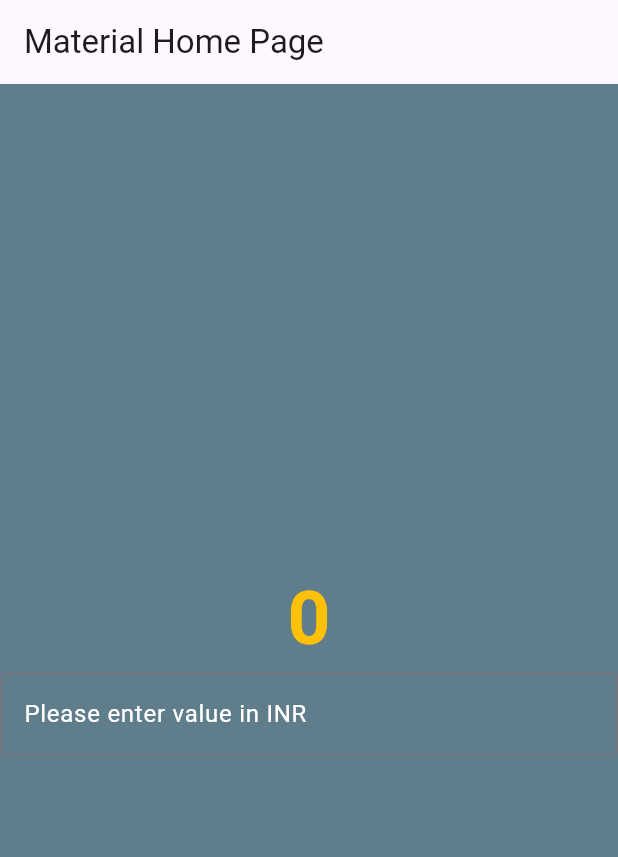
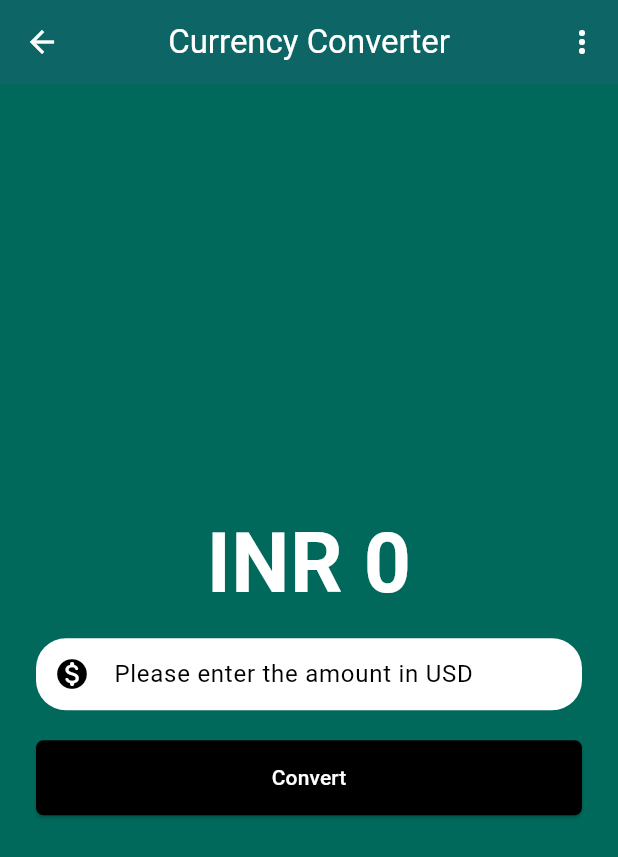
Before and after one commit to BHUPENDRA28D/Flutter-Complete, a Flutter app: the screen it shows after launch, on a phone screen of 412 x 824 dp. Shown: the top 857 px of the screen. Run offline on Flutter 3.47's test engine with Material 3 defaults, Android fonts, the light colour scheme and no system bars; our stand-ins replace google_fonts.

Commit message:
Completed currency Converter app

```diff
--- a/Flutter Porjects/currency_converter/lib/currenc_converter_page.dart
+++ /dev/null
@@ -1,38 +0,0 @@
-import 'package:flutter/material.dart';
-
-class MaterialHomePage extends StatelessWidget {
-  const MaterialHomePage({super.key});
-
-  @override
-  Widget build(BuildContext context) {
-    return Scaffold(
-      appBar: AppBar(title: Text('Material Home Page')),
-      backgroundColor: Colors.blueGrey,
-      body: Center(
-        child: Column(
-          mainAxisAlignment: MainAxisAlignment.center,
-          crossAxisAlignment: CrossAxisAlignment.center,
-          children: [
-            Text(
-              "0",
-              style: TextStyle(
-                  fontSize: 50,
-                  fontWeight: FontWeight.bold,
-                  color: Colors.amber),
-            ),
-            TextField(
-              style: TextStyle(backgroundColor: Colors.white),
-              decoration: InputDecoration(
-                label: Text(
-                  "Please enter value in INR",
-                  style: TextStyle(color: Colors.white),
-                ),
-                border: OutlineInputBorder(),
-              ),
-            ),
-          ],
-        ),
-      ),
-    );
-  }
-}
--- a/Flutter Porjects/currency_converter/lib/main.dart
+++ b/Flutter Porjects/currency_converter/lib/main.dart
@@ -1,9 +1,11 @@
-import 'package:currency_converter/currenc_converter_page.dart';
+import 'package:currency_converter/pages/currenc_converter_cupertino.dart';
+import 'package:currency_converter/pages/currenc_converter_page.dart';
 import 'package:flutter/material.dart';
 import 'package:flutter/cupertino.dart';
 
 void main() {
   runApp(const MyApp());
+  // runApp(const MyCupertinoApp());
 }
 
 // Types of Widgets
@@ -30,12 +32,24 @@ void main() {
 //--Two types of Degsin system----
 //  1.Material Degsin -
 //  2.CupertinoDegsin -
+
 class MyApp extends StatelessWidget {
   const MyApp({super.key});
   @override
   Widget build(BuildContext context) {
-    return MaterialApp(
-      home: MaterialHomePage(),
+    return const MaterialApp(
+      debugShowCheckedModeBanner: false,
+      home: CurrencyConverterMaterialHomePage(),
     );
   }
 }
+
+class MyCupertinoApp extends StatelessWidget {
+  const MyCupertinoApp({super.key});
+  @override
+  Widget build(BuildContext context) {
+    return const CupertinoApp(
+        debugShowCheckedModeBanner: false,
+        home: CurrencyConveterCupertinoPage());
+  }
+}
--- /dev/null
+++ b/Flutter Porjects/currency_converter/lib/pages/currenc_converter_page.dart
@@ -0,0 +1,160 @@
+import 'package:currency_converter/pages/styles.dart';
+import 'package:flutter/material.dart';
+
+// 1. Create a variable that stores the converted currency value
+// 2. Create a function that multiplies the value given by the textfield
+// 3. Store the value in the variable that we created
+// 4. dlSPLAY the variable
+
+class CurrencyConverterMaterialHomePage extends StatefulWidget {
+  const CurrencyConverterMaterialHomePage({super.key});
+
+  @override
+  State<CurrencyConverterMaterialHomePage> createState() =>
+      _CurrencyConverterMaterialHomePageState();
+}
+
+class _CurrencyConverterMaterialHomePageState
+    extends State<CurrencyConverterMaterialHomePage> {
+  double result = 0.0;
+  final TextEditingController textEditingController = TextEditingController();
+
+  void convert() {
+    result = double.parse(textEditingController.text) * 83.25;
+    setState(() {});
+  }
+
+  @override
+  void initState() {
+    super.initState();
+  }
+
+  @override
+  void dispose() {
+    // TODO: implement dispose
+    textEditingController.dispose();
+    super.dispose();
+  }
+
+  @override
+  Widget build(BuildContext context) {
+    return Scaffold(
+        appBar: AppBar(
+          title: const Text("Currency Converter",
+              style: TextStyle(color: Colors.white)),
+          backgroundColor: Colors.teal[800],
+          elevation: 10.0,
+          centerTitle: true,
+          // Actions are present on right side of appbar
+          actions: [
+            IconButton(
+                icon: const Icon(
+                  Icons.more_vert,
+                  color: Colors.white,
+                ),
+                tooltip: 'Show Snackbar',
+                onPressed: () {
+                  ScaffoldMessenger.of(context).showSnackBar(
+                      const SnackBar(content: Text('This is a snackbar')));
+                }),
+          ],
+
+          //leading are on left
+          leading: IconButton(
+              icon: const Icon(
+                Icons.arrow_back,
+                color: Colors.white,
+              ),
+              onPressed: () {
+                //Insert the actions you want to perform when the back button is pressed
+                Navigator.pop(context);
+              }),
+        ),
+        backgroundColor: Colors.teal[800],
+        body: Padding(
+          padding: const EdgeInsets.symmetric(vertical: 16, horizontal: 24),
+          child: Center(
+            child: Column(
+              mainAxisAlignment: MainAxisAlignment.center,
+              children: [
+                Text(
+                    'INR ${result != 0 ? result.toStringAsFixed(3) : result.toStringAsFixed(0)}',
+                    style: dispalyStyle),
+
+                // giving SizedBox.
+                const SizedBox(
+                  height: 10.0,
+                ),
+
+                // Making of text feild.
+                TextField(
+                  controller: textEditingController,
+                  style: const TextStyle(
+                    color: Colors.black,
+                  ),
+                  decoration: InputDecoration(
+                    hintText: 'Please enter the amount in USD',
+                    // label: const Text('Amount (USD)'),
+                    hintStyle: const TextStyle(
+                      color: Colors.black,
+                    ),
+                    prefixIcon: const Icon(Icons.monetization_on_rounded),
+                    // suffixIcon: const Icon(Icons.monetization_on_outlined),
+                    prefixIconColor: Colors.black,
+                    //filled here means is our textfeild is fully filled/cover or not.
+                    filled: true,
+                    fillColor: Colors.white,
+                    focusedBorder: border,
+                    enabledBorder: border,
+
+                    contentPadding: const EdgeInsets.all(5),
+                  ),
+                  // keyboardType: TextInputType.phone,
+                  keyboardType: const TextInputType.numberWithOptions(
+                      decimal: true, signed: true),
+                ),
+                const SizedBox(
+                  height: 20,
+                ),
+                // Creating a conver button
+                /*  TextButton(
+                   // style: BottonSt
+                   onPressed: () {
+                     debugPrint('covert done');
+                  },
+
+                 style: const ButtonStyle(
+                   backgroundColor: MaterialStatePropertyAll(Colors.orange),
+                   foregroundColor: MaterialStatePropertyAll(Colors.white),
+                      textStyle: MaterialStatePropertyAll(
+                          TextStyle(color: Colors.white))
+
+                     minimumSize:
+                         MaterialStatePropertyAll(Size(double.infinity, 50)),
+                  ),
+                   child: const Text(
+                   "CONVERT",
+                     style: TextStyle(fontWeight: FontWeight.bold),
+                   ),
+                )*/
+
+                ElevatedButton(
+                  onPressed: () {
+                    convert();
+                  },
+                  style: ElevatedButton.styleFrom(
+                    backgroundColor: Colors.black,
+                    foregroundColor: Colors.white,
+                    minimumSize: const Size(double.infinity, 50),
+                    shape: RoundedRectangleBorder(
+                      borderRadius: BorderRadius.circular(5),
+                    ),
+                  ),
+                  child: const Text('Convert'),
+                ),
+              ],
+            ),
+          ),
+        ));
+  }
+}
--- /dev/null
+++ b/Flutter Porjects/currency_converter/lib/pages/styles.dart
@@ -0,0 +1,16 @@
+import 'package:flutter/material.dart';
+import 'package:flutter/widgets.dart';
+
+const TextStyle dispalyStyle =
+    TextStyle(fontSize: 55, color: Colors.white, fontWeight: FontWeight.bold);
+
+final border = OutlineInputBorder(
+  borderSide: const BorderSide(
+    // color: Colors.black,
+    width: 2.0,
+    style: BorderStyle.none,
+    // strokeAlign: BorderSide.strokeAlignInside,
+  ),
+  borderRadius: BorderRadius.circular(20),
+);
+//There is a uderlineInput border also which make border on last edge.
```
Also changed, not shown: Flutter Porjects/currency_converter/lib/pages/currenc_converter_cupertino.dart (added, +115 -0 lines), Flutter Porjects/currency_converter/pubspec.lock, 2 other files.
